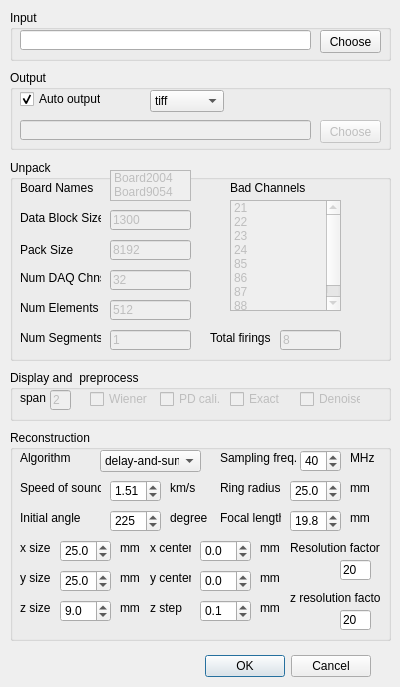
lirenzhucn/PACT_code, file qt_gui/configDialog.ui: the form before one commit.
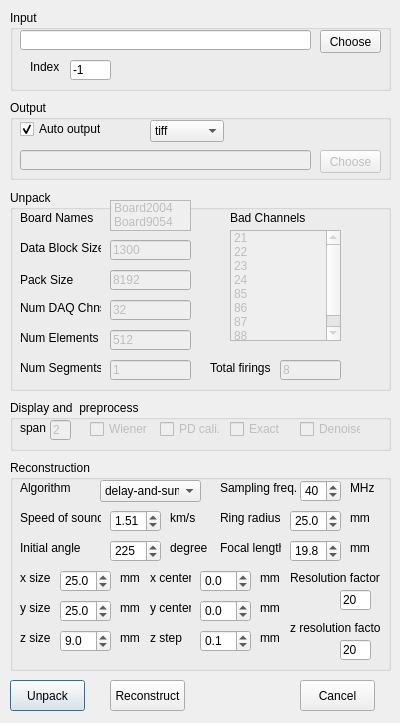
The form after the commit.

Commit message: Adding more options to the gui section.

Diff of the .ui file:
```diff
--- a/qt_gui/configDialog.ui
+++ b/qt_gui/configDialog.ui
@@ -7,35 +7,19 @@
     <x>0</x>
     <y>0</y>
     <width>400</width>
-    <height>687</height>
+    <height>723</height>
    </rect>
   </property>
   <property name="windowTitle">
    <string notr="true">Configuration Dialog</string>
   </property>
-  <widget class="QDialogButtonBox" name="buttonBox">
-   <property name="geometry">
-    <rect>
-     <x>30</x>
-     <y>650</y>
-     <width>341</width>
-     <height>32</height>
-    </rect>
-   </property>
-   <property name="orientation">
-    <enum>Qt::Horizontal</enum>
-   </property>
-   <property name="standardButtons">
-    <set>QDialogButtonBox::Cancel|QDialogButtonBox::Ok</set>
-   </property>
-  </widget>
   <widget class="QGroupBox" name="mGroupInput">
    <property name="geometry">
     <rect>
      <x>10</x>
      <y>10</y>
      <width>381</width>
-     <height>51</height>
+     <height>81</height>
     </rect>
    </property>
    <property name="title">
@@ -64,12 +48,38 @@
      <string>Choose</string>
     </property>
    </widget>
+   <widget class="QLabel" name="label">
+    <property name="geometry">
+     <rect>
+      <x>20</x>
+      <y>50</y>
+      <width>46</width>
+      <height>13</height>
+     </rect>
+    </property>
+    <property name="text">
+     <string>Index</string>
+    </property>
+   </widget>
+   <widget class="QLineEdit" name="mEditInputIndex">
+    <property name="geometry">
+     <rect>
+      <x>60</x>
+      <y>50</y>
+      <width>41</width>
+      <height>20</height>
+     </rect>
+    </property>
+    <property name="text">
+     <string>-1</string>
+    </property>
+   </widget>
   </widget>
   <widget class="QGroupBox" name="mGroupOutput">
    <property name="geometry">
     <rect>
      <x>10</x>
-     <y>70</y>
+     <y>100</y>
      <width>381</width>
      <height>80</height>
     </rect>
@@ -147,7 +157,7 @@
    <property name="geometry">
     <rect>
      <x>10</x>
-     <y>160</y>
+     <y>190</y>
      <width>381</width>
      <height>201</height>
     </rect>
@@ -436,7 +446,7 @@
    <property name="geometry">
     <rect>
      <x>10</x>
-     <y>370</y>
+     <y>400</y>
      <width>381</width>
      <height>51</height>
     </rect>
@@ -542,7 +552,7 @@
    <property name="geometry">
     <rect>
      <x>10</x>
-     <y>430</y>
+     <y>460</y>
      <width>381</width>
      <height>211</height>
     </rect>
@@ -1134,6 +1144,54 @@
     </property>
    </widget>
   </widget>
+  <widget class="QPushButton" name="mBtnUnpack">
+   <property name="geometry">
+    <rect>
+     <x>10</x>
+     <y>680</y>
+     <width>75</width>
+     <height>31</height>
+    </rect>
+   </property>
+   <property name="text">
+    <string>Unpack</string>
+   </property>
+   <property name="default">
+    <bool>true</bool>
+   </property>
+  </widget>
+  <widget class="QPushButton" name="mBtnReconstruct">
+   <property name="geometry">
+    <rect>
+     <x>110</x>
+     <y>680</y>
+     <width>75</width>
+     <height>31</height>
+    </rect>
+   </property>
+   <property name="text">
+    <string>Reconstruct</string>
+   </property>
+   <property name="default">
+    <bool>false</bool>
+   </property>
+  </widget>
+  <widget class="QPushButton" name="mBtnCancel">
+   <property name="geometry">
+    <rect>
+     <x>300</x>
+     <y>680</y>
+     <width>75</width>
+     <height>31</height>
+    </rect>
+   </property>
+   <property name="text">
+    <string>Cancel</string>
+   </property>
+   <property name="default">
+    <bool>false</bool>
+   </property>
+  </widget>
  </widget>
  <resources/>
  <connections>
```
Left out of the diff: 38 changed lines with no effect on the pictures. The commit also changes 1 other file.
